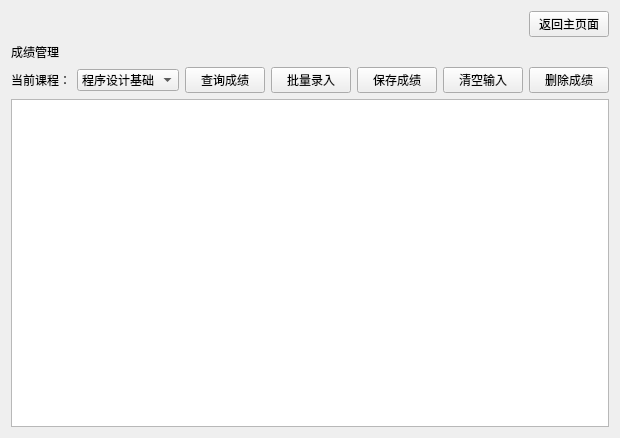
First picture: the form in score.ui, repository wmq-666/qt, before the edit.
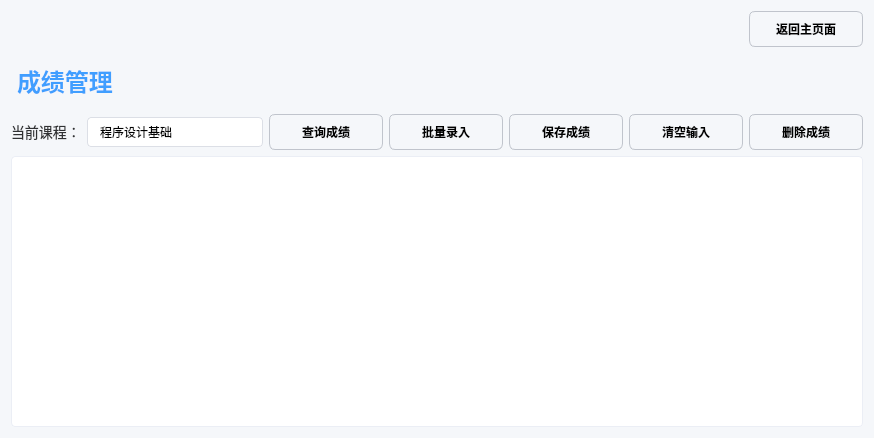
Second picture: the form after the edit.

```diff
--- a/score.ui
+++ b/score.ui
@@ -6,12 +6,116 @@
    <rect>
     <x>0</x>
     <y>0</y>
-    <width>588</width>
+    <width>593</width>
     <height>438</height>
    </rect>
   </property>
   <property name="windowTitle">
-   <string>Form</string>
+   <string>成绩管理</string>
+  </property>
+  <property name="styleSheet">
+   <string notr="true">/* 基础样式 */
+QWidget {
+    background-color: #f5f7fa;
+    font-family: 'Microsoft YaHei', Arial, sans-serif;
+}
+
+/* 按钮通用样式 - 只改外观，不改颜色 */
+QPushButton {
+    padding: 8px 16px;
+    border-radius: 6px;
+    border: 1px solid #c0c4cc;
+    font-weight: bold;
+    min-width: 80px;
+}
+
+QPushButton:hover {
+    background-color: #f5f7fa;
+    border-color: #409eff;
+}
+
+QPushButton:pressed {
+    background-color: #ecf5ff;
+}
+
+/* 标签样式 */
+QLabel {
+    color: #303133;
+    font-size: 14px;
+}
+
+#label {
+    font-size: 24px;
+    font-weight: bold;
+    color: #409eff;
+    padding: 10px 0;
+}
+
+/* 下拉框样式 */
+QComboBox {
+    padding: 6px 12px;
+    border: 1px solid #dcdfe6;
+    border-radius: 4px;
+    background-color: white;
+    min-width: 150px;
+}
+
+QComboBox:hover {
+    border-color: #c0c4cc;
+}
+
+QComboBox::drop-down {
+    border: none;
+}
+
+QComboBox::down-arrow {
+    image: none;
+    border-left: 1px solid #dcdfe6;
+    padding-left: 5px;
+}
+
+/* 表格样式 */
+QTableView {
+    background-color: white;
+    border: 1px solid #ebeef5;
+    border-radius: 4px;
+    gridline-color: #ebeef5;
+    selection-background-color: #ecf5ff;
+    selection-color: #409eff;
+}
+
+/* 设置交替行颜色 */
+QTableView::item:alternate {
+    background-color: #fafafa;
+}
+
+/* 表头样式 */
+QHeaderView::section {
+    background-color: #f5f7fa;
+    padding: 10px;
+    border: none;
+    border-right: 1px solid #ebeef5;
+    border-bottom: 2px solid #dcdfe6;
+    font-weight: bold;
+    color: #606266;
+}
+
+/* 表格单元格 */
+QTableView::item {
+    padding: 8px;
+    border-right: 1px solid #ebeef5;
+    border-bottom: 1px solid #ebeef5;
+}
+
+/* 选中样式 */
+QTableView::item:selected {
+    background-color: #ecf5ff;
+}
+
+/* 悬停样式 */
+QTableView::item:hover {
+    background-color: #f5f7fa;
+}</string>
   </property>
   <layout class="QGridLayout" name="gridLayout">
    <item row="0" column="0">
```
